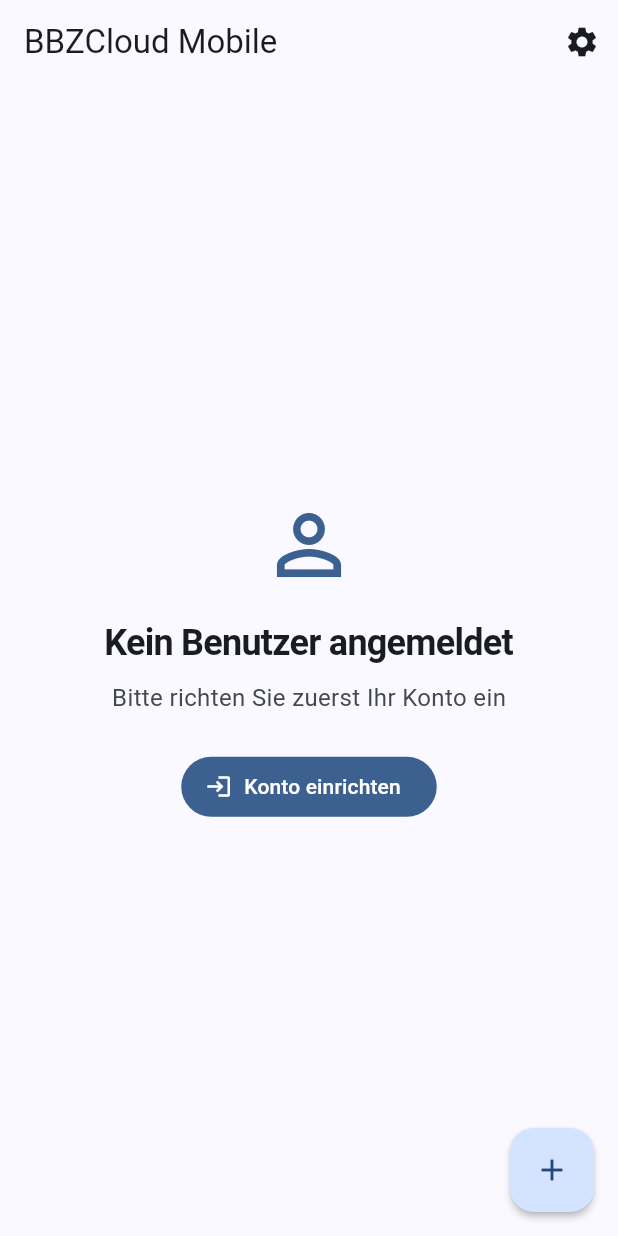
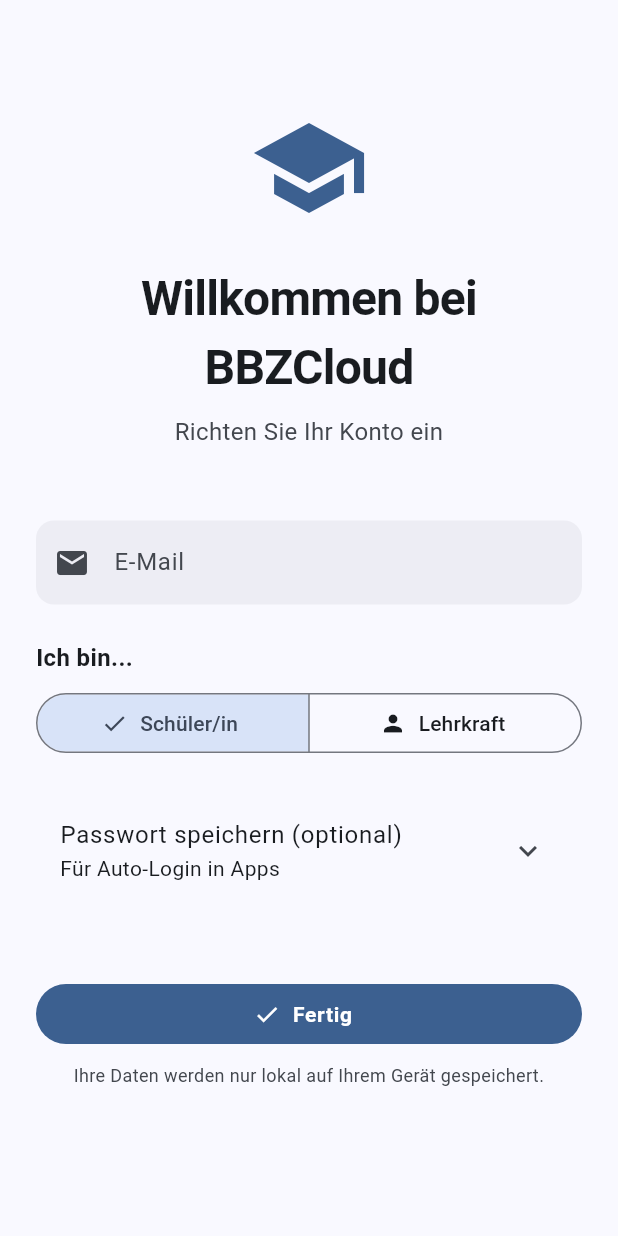
Before and after one commit to dclausen01/bbzcloud-mobil, a Flutter app: the screen it shows after launch, on a phone screen of 412 x 824 dp. Run offline on Flutter 3.47's test engine with Material 3 defaults, Android fonts, the phone set to English and light mode, and no system bars; our stand-ins replace flutter_riverpod, flutter_secure_storage, sqflite; accounts and stored records are empty.

Commit message:
feat: Phase 4 Setup & Welcome - Add first-launch experience
- Add WelcomeScreen for first-time setup:
  * Email input with validation
  * Role selection (Student/Teacher)
  * Auto-detect teacher role from @bbz-rd-eck.de
  * Optional password storage
  * SegmentedButton for role selection
  * ExpansionTile for password section
  * Form validation
  * Saves user to database
  * Saves credentials securely
  * Marks first launch complete
- Update main.dart:
  * Automatically show WelcomeScreen on first launch
  * Use isFirstLaunchProvider for routing
- Complete onboarding flow from welcome to home screen

```diff
--- a/lib/main.dart
+++ b/lib/main.dart
@@ -8,6 +8,7 @@
 import 'package:bbzcloud_mobil/core/theme/app_theme.dart';
 import 'package:bbzcloud_mobil/presentation/providers/settings_provider.dart';
 import 'package:bbzcloud_mobil/presentation/screens/home_screen.dart';
+import 'package:bbzcloud_mobil/presentation/screens/welcome_screen.dart';
 
 void main() {
   runApp(
@@ -23,6 +24,7 @@
   @override
   Widget build(BuildContext context, WidgetRef ref) {
     final themeMode = ref.watch(themeModeProvider);
+    final isFirstLaunch = ref.watch(isFirstLaunchProvider);
 
     return MaterialApp(
       title: AppStrings.appTitle,
@@ -33,8 +35,8 @@
       darkTheme: AppTheme.darkTheme,
       themeMode: themeMode,
 
-      // Home
-      home: const HomeScreen(),
+      // Home - Show WelcomeScreen on first launch
+      home: isFirstLaunch ? const WelcomeScreen() : const HomeScreen(),
     );
   }
 }
--- /dev/null
+++ b/lib/presentation/screens/welcome_screen.dart
@@ -0,0 +1,289 @@
+/// BBZCloud Mobile - Welcome Screen
+///
+/// First-launch setup screen for new users
+///
+/// @version 0.1.0
+
+import 'package:flutter/material.dart';
+import 'package:flutter_riverpod/flutter_riverpod.dart';
+import 'package:bbzcloud_mobil/core/constants/app_config.dart';
+import 'package:bbzcloud_mobil/core/constants/app_strings.dart';
+import 'package:bbzcloud_mobil/core/theme/app_theme.dart';
+import 'package:bbzcloud_mobil/data/models/user.dart';
+import 'package:bbzcloud_mobil/data/models/credentials.dart';
+import 'package:bbzcloud_mobil/data/services/credential_service.dart';
+import 'package:bbzcloud_mobil/presentation/providers/user_provider.dart';
+import 'package:bbzcloud_mobil/presentation/providers/settings_provider.dart';
+
+class WelcomeScreen extends ConsumerStatefulWidget {
+  const WelcomeScreen({super.key});
+
+  @override
+  ConsumerState<WelcomeScreen> createState() => _WelcomeScreenState();
+}
+
+class _WelcomeScreenState extends ConsumerState<WelcomeScreen> {
+  final _formKey = GlobalKey<FormState>();
+  final _emailController = TextEditingController();
+  final _passwordController = TextEditingController();
+
+  UserRole _selectedRole = UserRole.student;
+  bool _isLoading = false;
+  bool _obscurePassword = true;
+  bool _saveCredentials = true;
+
+  @override
+  void dispose() {
+    _emailController.dispose();
+    _passwordController.dispose();
+    super.dispose();
+  }
+
+  @override
+  Widget build(BuildContext context) {
+    return Scaffold(
+      body: SafeArea(
+        child: SingleChildScrollView(
+          padding: const EdgeInsets.all(AppSpacing.lg),
+          child: Form(
+            key: _formKey,
+            child: Column(
+              crossAxisAlignment: CrossAxisAlignment.stretch,
+              children: [
+                const SizedBox(height: AppSpacing.xxl),
+
+                // Logo/Icon
+                Icon(
+                  Icons.school,
+                  size: 80,
+                  color: Theme.of(context).colorScheme.primary,
+                ),
+                const SizedBox(height: AppSpacing.lg),
+
+                // Welcome Text
+                Text(
+                  AppStrings.welcome,
+                  style: AppTextStyles.heading1,
+                  textAlign: TextAlign.center,
+                ),
+                const SizedBox(height: AppSpacing.sm),
+                Text(
+                  AppStrings.firstTimeSetup,
+                  style: AppTextStyles.body1.copyWith(
+                    color: Theme.of(context).colorScheme.onSurfaceVariant,
+                  ),
+                  textAlign: TextAlign.center,
+                ),
+                const SizedBox(height: AppSpacing.xxl),
+
+                // Email Field
+                TextFormField(
+                  controller: _emailController,
+                  keyboardType: TextInputType.emailAddress,
+                  decoration: const InputDecoration(
+                    labelText: AppStrings.email,
+                    hintText: 'name@bbz-rd-eck.de',
+                    prefixIcon: Icon(Icons.email),
+                  ),
+                  validator: (value) {
+                    if (value == null || value.isEmpty) {
+                      return 'Bitte E-Mail eingeben';
+                    }
+                    if (!value.contains('@')) {
+                      return 'Bitte gültige E-Mail eingeben';
+                    }
+                    return null;
+                  },
+                  onChanged: (value) {
+                    // Auto-detect role from email domain
+                    if (value.endsWith('@bbz-rd-eck.de')) {
+                      setState(() {
+                        _selectedRole = UserRole.teacher;
+                      });
+                    }
+                  },
+                ),
+                const SizedBox(height: AppSpacing.lg),
+
+                // Role Selection
+                Text(
+                  'Ich bin...',
+                  style: AppTextStyles.body1.copyWith(
+                    fontWeight: FontWeight.w600,
+                  ),
+                ),
+                const SizedBox(height: AppSpacing.sm),
+                SegmentedButton<UserRole>(
+                  segments: const [
+                    ButtonSegment<UserRole>(
+                      value: UserRole.student,
+                      label: Text('Schüler/in'),
+                      icon: Icon(Icons.school),
+                    ),
+                    ButtonSegment<UserRole>(
+                      value: UserRole.teacher,
+                      label: Text('Lehrkraft'),
+                      icon: Icon(Icons.person),
+                    ),
+                  ],
+                  selected: {_selectedRole},
+                  onSelectionChanged: (Set<UserRole> newSelection) {
+                    setState(() {
+                      _selectedRole = newSelection.first;
+                    });
+                  },
+                ),
+                const SizedBox(height: AppSpacing.lg),
+
+                // Optional Password
+                ExpansionTile(
+                  title: const Text('Passwort speichern (optional)'),
+                  subtitle: const Text('Für Auto-Login in Apps'),
+                  initiallyExpanded: false,
+                  children: [
+                    Padding(
+                      padding: const EdgeInsets.symmetric(
+                        horizontal: AppSpacing.md,
+                        vertical: AppSpacing.sm,
+                      ),
+                      child: Column(
+                        children: [
+                          TextFormField(
+                            controller: _passwordController,
+                            obscureText: _obscurePassword,
+                            decoration: InputDecoration(
+                              labelText: AppStrings.password,
+                              hintText: 'Ihr BBZ-Passwort',
+                              prefixIcon: const Icon(Icons.lock),
+                              suffixIcon: IconButton(
+                                icon: Icon(
+                                  _obscurePassword
+                                      ? Icons.visibility
+                                      : Icons.visibility_off,
+                                ),
+                                onPressed: () {
+                                  setState(() {
+                                    _obscurePassword = !_obscurePassword;
+                                  });
+                                },
+                              ),
+                            ),
+                          ),
+                          const SizedBox(height: AppSpacing.sm),
+                          CheckboxListTile(
+                            value: _saveCredentials,
+                            onChanged: (value) {
+                              setState(() {
+                                _saveCredentials = value ?? false;
+                              });
+                            },
+                            title: const Text('Sicher speichern'),
+                            subtitle: const Text(
+                              'Verschlüsselt im Gerätespeicher',
+                            ),
+                            controlAffinity: ListTileControlAffinity.leading,
+                          ),
+                        ],
+                      ),
+                    ),
+                  ],
+                ),
+                const SizedBox(height: AppSpacing.xxl),
+
+                // Submit Button
+                FilledButton.icon(
+                  onPressed: _isLoading ? null : _handleSubmit,
+                  icon: _isLoading
+                      ? const SizedBox(
+                          width: 20,
+                          height: 20,
+                          child: CircularProgressIndicator(
+                            strokeWidth: 2,
+                            color: Colors.white,
+                          ),
+                        )
+                      : const Icon(Icons.check),
+                  label: Text(
+                    _isLoading ? AppStrings.saving : 'Fertig',
+                    style: AppTextStyles.button,
+                  ),
+                ),
+                const SizedBox(height: AppSpacing.sm),
+
+                // Privacy Note
+                Text(
+                  'Ihre Daten werden nur lokal auf Ihrem Gerät gespeichert.',
+                  style: AppTextStyles.caption.copyWith(
+                    color: Theme.of(context).colorScheme.onSurfaceVariant,
+                  ),
+                  textAlign: TextAlign.center,
+                ),
+              ],
+            ),
+          ),
+        ),
+      ),
+    );
+  }
+
+  Future<void> _handleSubmit() async {
+    if (!_formKey.currentState!.validate()) {
+      return;
+    }
+
+    setState(() {
+      _isLoading = true;
+    });
+
+    try {
+      final email = _emailController.text.trim();
+      final password = _passwordController.text;
+
+      // Create and save user
+      final user = User(
+        email: email,
+        role: _selectedRole,
+        createdAt: DateTime.now(),
+        updatedAt: DateTime.now(),
+      );
+
+      await ref.read(userProvider.notifier).saveUser(user);
+
+      // Save credentials if provided and checkbox is checked
+      if (password.isNotEmpty && _saveCredentials) {
+        final credentials = Credentials(
+          email: email,
+          password: password,
+        );
+        await CredentialService.instance.saveCredentials(credentials);
+      }
+
+      // Mark first launch as complete
+      await ref.read(settingsProvider.notifier).completeFirstLaunch();
+
+      if (mounted) {
+        ScaffoldMessenger.of(context).showSnackBar(
+          SnackBar(
+            content: Text(AppStrings.settingsSaved),
+            backgroundColor: AppTheme.successColor,
+          ),
+        );
+      }
+    } catch (error) {
+      if (mounted) {
+        ScaffoldMessenger.of(context).showSnackBar(
+          SnackBar(
+            content: Text('Fehler: $error'),
+            backgroundColor: Theme.of(context).colorScheme.error,
+          ),
+        );
+      }
+    } finally {
+      if (mounted) {
+        setState(() {
+          _isLoading = false;
+        });
+      }
+    }
+  }
+}
```
